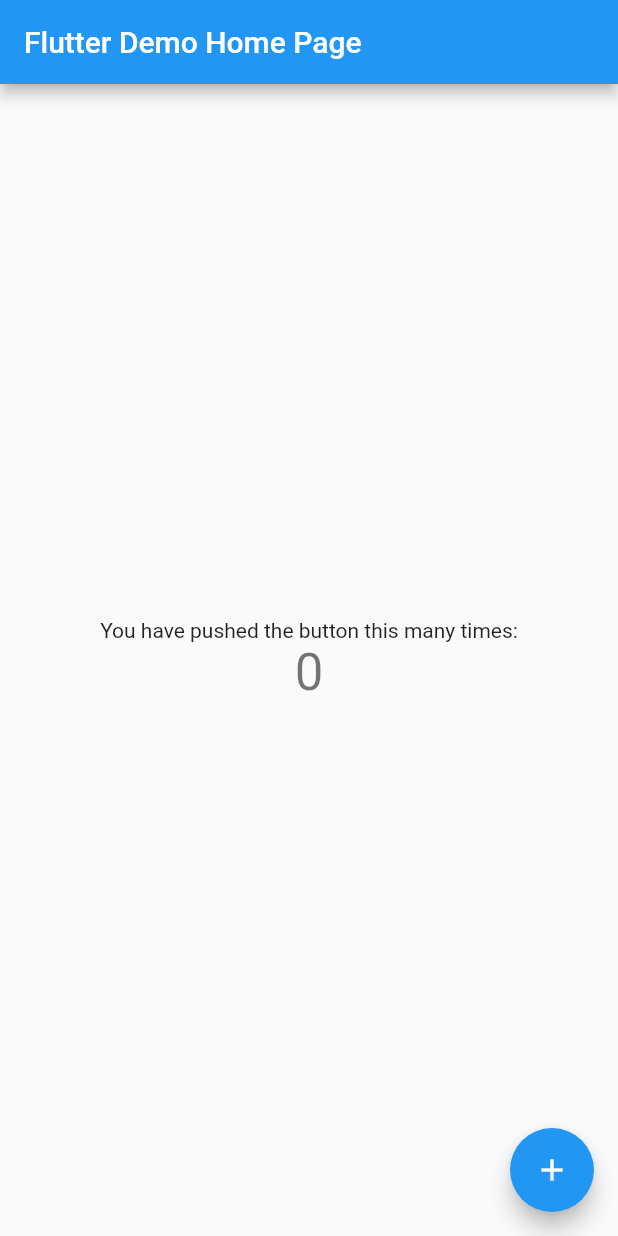
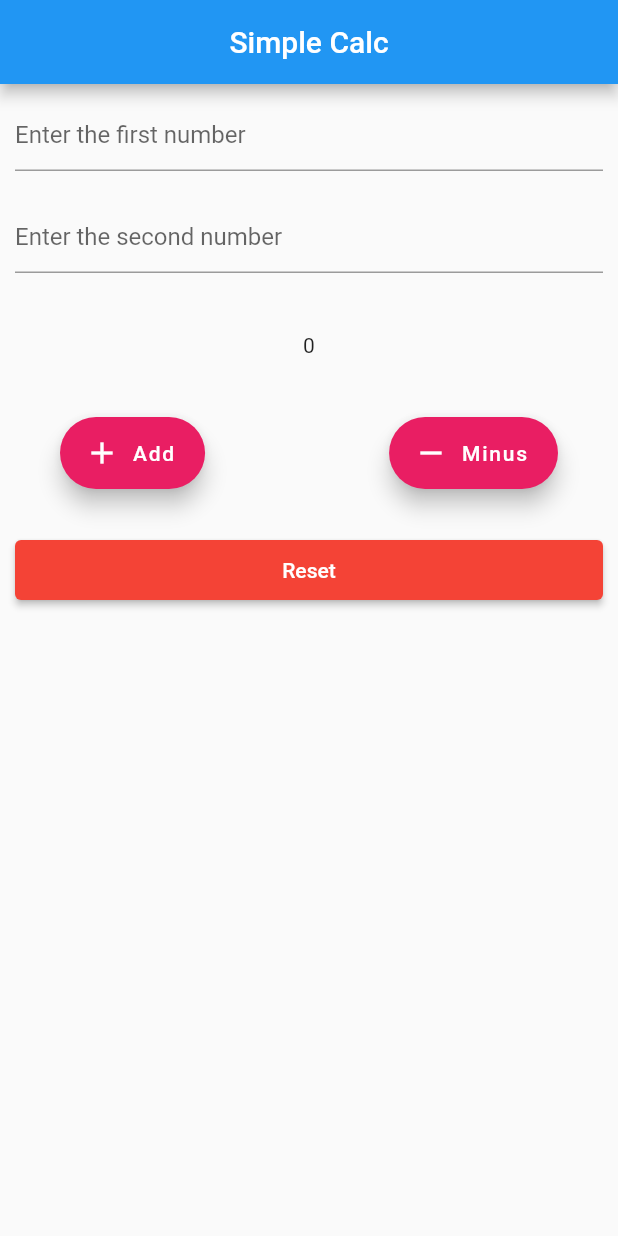
Before and after one commit to kalu254/task-simple-calc, a Flutter app: the screen it shows after launch, on a phone screen of 412 x 824 dp. Run offline on Flutter 3.47's test engine with Material 2 defaults, Android fonts, the phone set to English and light mode, and no system bars.

Commit message:
simple calc

```diff
--- /dev/null
+++ b/lib/CalcHomePage.dart
@@ -0,0 +1,115 @@
+import 'package:flutter/material.dart';
+import 'package:flutter/painting.dart';
+
+class CalcHomePage extends StatefulWidget {
+  @override
+  _CalcHomePageState createState() => _CalcHomePageState();
+}
+
+class _CalcHomePageState extends State<CalcHomePage> {
+  int num1 = 0,num2 = 0,answer = 0;
+
+  @override
+  Widget build(BuildContext context) {
+    return Scaffold(
+      appBar: AppBar(
+        title: Text("Simple Calc"),
+        centerTitle: true,
+      ),
+      body: Container(
+        child: Padding(
+          padding: const EdgeInsets.all(10.0),
+          child: Column(
+            children: [
+              TextField(
+                controller: t1,
+                keyboardType: TextInputType.number,
+                decoration: InputDecoration(
+                    hintText: "Enter the first number"
+                ),
+                onChanged: (value){
+                  setState(() {
+                    num1 = num.parse(value);
+                  });
+                },
+              ),
+              SizedBox(height: 20.0),
+              TextField(
+                controller: t2,
+                keyboardType: TextInputType.number,
+                decoration: InputDecoration(
+                    hintText: "Enter the second number"
+                ),
+                onChanged: (value){
+                  setState(() {
+                    num2 = num.parse(value);
+                  });
+                },
+              ),
+              SizedBox(height: 40.0),
+              Text(answer != null ? '$answer' : ''),
+              SizedBox(height: 40.0),
+              Padding(
+                padding: const EdgeInsets.only(left: 30.0,right: 30.0),
+                child: Row(
+                  mainAxisAlignment: MainAxisAlignment.spaceBetween,
+                  children: [
+                    FloatingActionButton.extended(
+                      onPressed: () {
+                        add();
+                      },
+                      label: Text('Add'),
+                      icon: Icon(Icons.add),
+                      backgroundColor: Colors.pink,
+                    ),
+                    FloatingActionButton.extended(
+                      onPressed: () {
+                        minus();
+                      },
+                      label: Text('Minus'),
+                      icon: Icon(Icons.remove),
+                      backgroundColor: Colors.pink,
+                    )
+                  ],
+                ),
+              ),
+              SizedBox(height: 30),
+              ElevatedButton(
+                child: Text('Reset'),
+                style: ElevatedButton.styleFrom(
+                    primary: Colors.red,
+                    minimumSize: const Size(400.0, 40.0)
+                ),
+                onPressed: () {
+                  setState(() {
+                    num1 = 0;
+                    num2 = 0;
+                    answer = 0;
+
+                    t1.clear();
+                    t2.clear();
+                  });
+                },
+              )
+            ],
+          ),
+        ),
+      ),
+    );
+  }
+
+  void add() {
+    setState(() {
+      answer = num1 + num2;
+    });
+  }
+
+  void minus() {
+    setState(() {
+      answer = num1 - num2;
+    });
+  }
+}
+
+TextEditingController t1 = new TextEditingController();
+TextEditingController t2 = new TextEditingController();
--- a/lib/main.dart
+++ b/lib/main.dart
@@ -1,4 +1,6 @@
 import 'package:flutter/material.dart';
+
+import 'CalcHomePage.dart';
 
 void main() {
   runApp(MyApp());
@@ -9,105 +11,12 @@ class MyApp extends StatelessWidget {
   @override
   Widget build(BuildContext context) {
     return MaterialApp(
-      title: 'Flutter Demo',
+      debugShowCheckedModeBanner: false,
+      title: 'Calc',
       theme: ThemeData(
-        // This is the theme of your application.
-        //
-        // Try running your application with "flutter run". You'll see the
-        // application has a blue toolbar. Then, without quitting the app, try
-        // changing the primarySwatch below to Colors.green and then invoke
-        // "hot reload" (press "r" in the console where you ran "flutter run",
-        // or simply save your changes to "hot reload" in a Flutter IDE).
-        // Notice that the counter didn't reset back to zero; the application
-        // is not restarted.
         primarySwatch: Colors.blue,
       ),
-      home: MyHomePage(title: 'Flutter Demo Home Page'),
+      home: CalcHomePage(),
     );
   }
 }
-
-class MyHomePage extends StatefulWidget {
-  MyHomePage({Key key, this.title}) : super(key: key);
-
-  // This widget is the home page of your application. It is stateful, meaning
-  // that it has a State object (defined below) that contains fields that affect
-  // how it looks.
-
-  // This class is the configuration for the state. It holds the values (in this
-  // case the title) provided by the parent (in this case the App widget) and
-  // used by the build method of the State. Fields in a Widget subclass are
-  // always marked "final".
-
-  final String title;
-
-  @override
-  _MyHomePageState createState() => _MyHomePageState();
-}
-
-class _MyHomePageState extends State<MyHomePage> {
-  int _counter = 0;
-
-  void _incrementCounter() {
-    setState(() {
-      // This call to setState tells the Flutter framework that something has
-      // changed in this State, which causes it to rerun the build method below
-      // so that the display can reflect the updated values. If we changed
-      // _counter without calling setState(), then the build method would not be
-      // called again, and so nothing would appear to happen.
-      _counter++;
-    });
-  }
-
-  @override
-  Widget build(BuildContext context) {
-    // This method is rerun every time setState is called, for instance as done
-    // by the _incrementCounter method above.
-    //
-    // The Flutter framework has been optimized to make rerunning build methods
-    // fast, so that you can just rebuild anything that needs updating rather
-    // than having to individually change instances of widgets.
-    return Scaffold(
-      appBar: AppBar(
-        // Here we take the value from the MyHomePage object that was created by
-        // the App.build method, and use it to set our appbar title.
-        title: Text(widget.title),
-      ),
-      body: Center(
-        // Center is a layout widget. It takes a single child and positions it
-        // in the middle of the parent.
-        child: Column(
-          // Column is also a layout widget. It takes a list of children and
-          // arranges them vertically. By default, it sizes itself to fit its
-          // children horizontally, and tries to be as tall as its parent.
-          //
-          // Invoke "debug painting" (press "p" in the console, choose the
-          // "Toggle Debug Paint" action from the Flutter Inspector in Android
-          // Studio, or the "Toggle Debug Paint" command in Visual Studio Code)
-          // to see the wireframe for each widget.
-          //
-          // Column has various properties to control how it sizes itself and
-          // how it positions its children. Here we use mainAxisAlignment to
-          // center the children vertically; the main axis here is the vertical
-          // axis because Columns are vertical (the cross axis would be
-          // horizontal).
-          mainAxisAlignment: MainAxisAlignment.center,
-          children: <Widget>[
-            Text(
-              'You have pushed the button this many times:',
-            ),
-            Text(
-              '$_counter',
-              style: Theme.of(context).textTheme.headline4,
-            ),
-          ],
-        ),
-      ),
-      floatingActionButton: FloatingActionButton(
-        onPressed: _incrementCounter,
-        tooltip: 'Increment',
-        child: Icon(Icons.add),
-      ), // This trailing comma makes auto-formatting nicer for build methods.
-    );
-  }
-}
```
